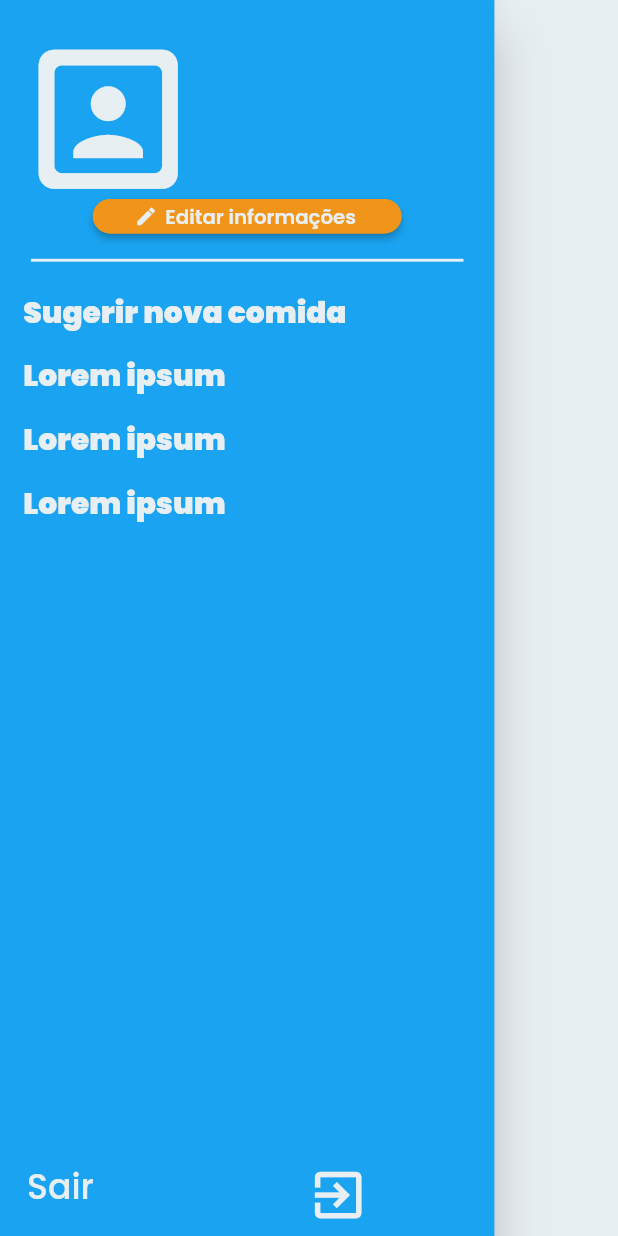
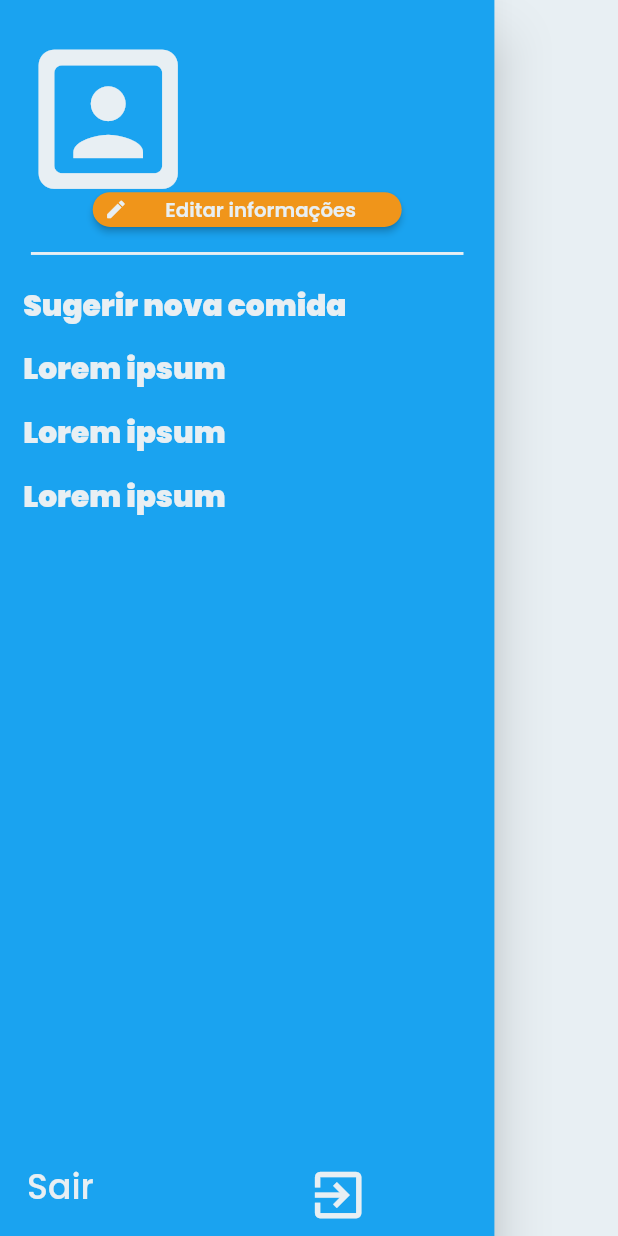
Before and after one commit to lmtsufape/nutricao-animal-app, a Flutter app: the NavigationDrawerWidget widget shown alone on an empty page, opened directly with empty values, on a phone screen of 412 x 824 dp. Run offline on Flutter 3.47's test engine with Material 2 defaults, Android fonts, the phone set to English and light mode, and no system bars; our stand-ins replace device_preview, dio, dropdown_search, google_fonts, responsive_framework, shared_preferences and 1 more; accounts and stored records are empty; network calls fail.

Commit message:
responsividade no nome e email do drawer

```diff
--- a/lib/shared/constants/app_theme.dart
+++ b/lib/shared/constants/app_theme.dart
@@ -46,6 +46,7 @@ class NavigationDrawerWidget extends StatelessWidget {
   static ButtonStyle style = ElevatedButton.styleFrom(
     backgroundColor: kDetailColor,
     shape: RoundedRectangleBorder(borderRadius: BorderRadius.circular(150)),
+    alignment: Alignment.centerLeft
   );
   String userName;
   String email;
@@ -74,7 +75,12 @@ class NavigationDrawerWidget extends StatelessWidget {
                   size: widthScreen * 0.3,
                 ),
                 title: Padding(
-                  padding: const EdgeInsets.only(top: 37),
+                  padding: const EdgeInsets.only(top: 45),
+                  child: Container(
+                    width: widthScreen * 0.3,
+                    alignment: Alignment.centerLeft,
+                    child: FittedBox(
+                      fit: BoxFit.scaleDown,
                       child: Text(
                         userName,
                         style: TextStyle(
@@ -83,7 +89,14 @@ class NavigationDrawerWidget extends StatelessWidget {
                             fontWeight: FontWeight.w900),
                       ),
                     ),
-                subtitle: Text(
+                  ),
+                ),
+                subtitle: Container(
+                  width: widthScreen * 0.3,
+                  alignment: Alignment.centerLeft,
+                  child: FittedBox(
+                    fit: BoxFit.scaleDown,
+                    child: Text(
                       email,
                       style: TextStyle(
                           color: kBackgroundColor,
@@ -92,8 +105,10 @@ class NavigationDrawerWidget extends StatelessWidget {
                     ),
                   ),
                 ),
+              ),
+            ),
             Padding(
-              padding: const EdgeInsets.only(top: 60, bottom: 20),
+              padding: const EdgeInsets.only(top: 45, bottom: 20),
               child: Center(
                 child: SizedBox(
                   width: widthScreen * 0.5,
@@ -105,12 +120,14 @@ class NavigationDrawerWidget extends StatelessWidget {
                       Icons.edit_rounded,
                       color: kBackgroundColor,
                     ),
-                    label: Text(
+                    label: Center(
+                      child: Text(
                         'Editar informações',
                         style: TextStyle(
                             color: kBackgroundColor,
                             fontSize: heightScreen * kMediumSize,
                             fontWeight: FontWeight.w600),
+                      ),
                     ),
                   ),
                 ),
```
Lines whose indentation alone changed are shown as unchanged.
